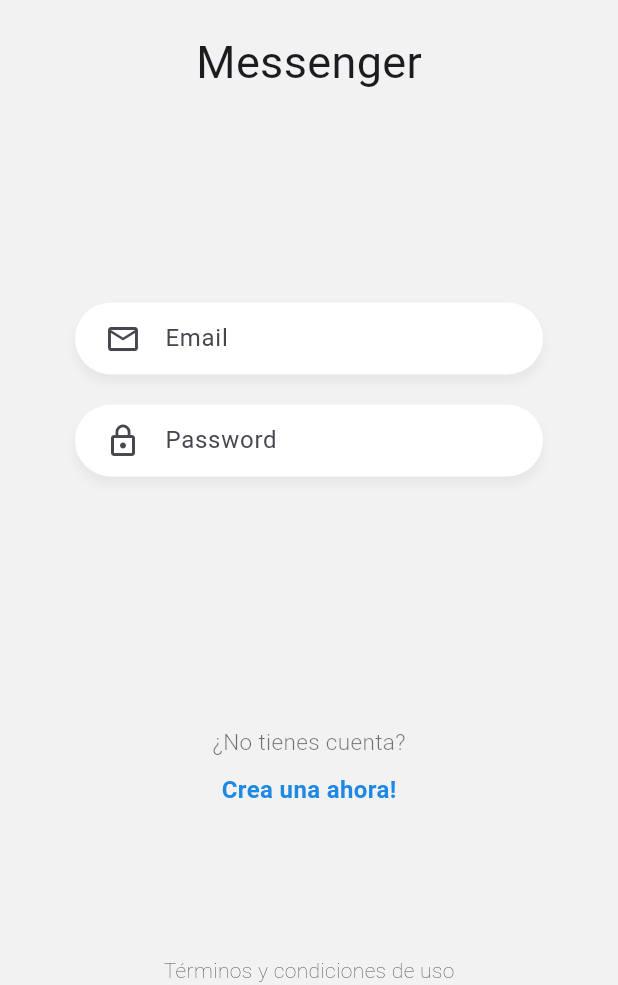
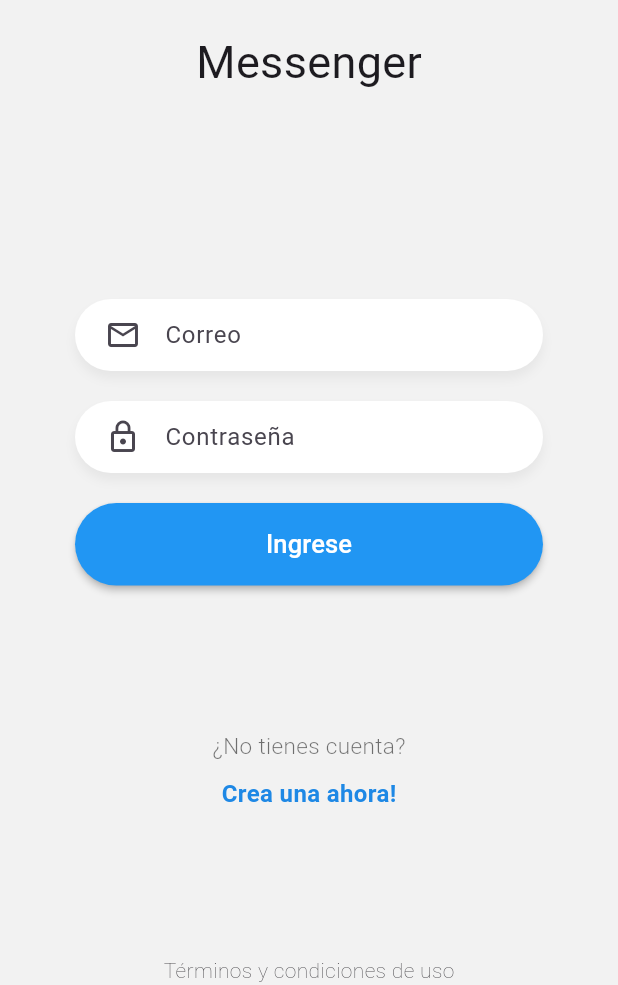
Before and after one commit to goher22/CursoFlutterAvanzado, a Flutter app: the screen it shows after launch, on a phone screen of 412 x 824 dp, the part 251-1236 px from its top. Run offline on Flutter 3.47's test engine with Material 3 defaults, Android fonts, the phone set to English and light mode, and no system bars; our stand-ins replace pie_chart, socket_io_client.

Commit message:
Boton Azul

```diff
--- a/chat/lib/pages/login_page.dart
+++ b/chat/lib/pages/login_page.dart
@@ -1,6 +1,9 @@
 import 'package:flutter/material.dart';
 
+import '../widgets/button_blue.dart';
 import '../widgets/custom_input.dart';
+import '../widgets/labels.dart';
+import '../widgets/logo.dart';
 
 class LoginPage extends StatelessWidget {
   const LoginPage({super.key});
@@ -13,41 +16,15 @@
         child: Column(
           mainAxisAlignment: MainAxisAlignment.spaceBetween,
           children: [
-            _Logo(),
+            const Logo(),
             _Form(),
-            _Labels(),
+            Labels(),
             const Text(
               "Términos y condiciones de uso",
               style: TextStyle(
                 fontWeight: FontWeight.w200,
               ),
             )
-          ],
-        ),
-      ),
-    );
-  }
-}
-
-class _Logo extends StatelessWidget {
-  @override
-  Widget build(BuildContext context) {
-    return Center(
-      child: Container(
-        width: 170,
-        margin: const EdgeInsets.only(top: 50),
-        child: const Column(
-          children: [
-            Image(
-              image: AssetImage("assets/tag-logo.png"),
-            ),
-            SizedBox(
-              height: 20,
-            ),
-            Text(
-              "Messenger",
-              style: TextStyle(fontSize: 30),
-            ),
           ],
         ),
       ),
@@ -73,51 +50,25 @@
         children: [
           CustomInput(
             icon: Icons.mail_outline,
-            placeholder: "Email",
+            placeholder: "Correo",
             keyboardType: TextInputType.emailAddress,
             textController: emailController,
           ),
           CustomInput(
             icon: Icons.lock_outline,
-            placeholder: "Password",
+            placeholder: "Contraseña",
             textController: passwordController,
             isPassword: true,
           ),
-          MaterialButton(onPressed: () {
-            print(emailController.text);
-            print(passwordController.text);
-          }),
+          ButtonBlue(
+            text: 'Ingrese',
+            onPressed: () {
+              print(emailController.text);
+              print(passwordController.text);
+            },
+          ),
         ],
       ),
     );
   }
 }
-
-class _Labels extends StatelessWidget {
-  @override
-  Widget build(BuildContext context) {
-    return Column(
-      children: [
-        const Text(
-          "¿No tienes cuenta?",
-          style: TextStyle(
-            color: Colors.black54,
-            fontSize: 15,
-            fontWeight: FontWeight.w300,
-          ),
-        ),
-        const SizedBox(
-          height: 10,
-        ),
-        Text(
-          "Crea una ahora!",
-          style: TextStyle(
-            color: Colors.blue[600],
-            fontSize: 16,
-            fontWeight: FontWeight.bold,
-          ),
-        )
-      ],
-    );
-  }
-}
--- /dev/null
+++ b/chat/lib/widgets/button_blue.dart
@@ -0,0 +1,36 @@
+import 'package:flutter/material.dart';
+
+class ButtonBlue extends StatelessWidget {
+  final String text;
+  final void Function()? onPressed;
+
+  const ButtonBlue({
+    super.key,
+    required this.text,
+    required this.onPressed,
+  });
+
+  @override
+  Widget build(BuildContext context) {
+    return MaterialButton(
+      elevation: 2,
+      highlightElevation: 5,
+      color: Colors.blue,
+      shape: const StadiumBorder(),
+      onPressed: onPressed,
+      child: SizedBox(
+        width: double.infinity,
+        height: 55,
+        child: Center(
+          child: Text(
+            text,
+            style: const TextStyle(
+              color: Colors.white,
+              fontSize: 17,
+            ),
+          ),
+        ),
+      ),
+    );
+  }
+}
--- /dev/null
+++ b/chat/lib/widgets/labels.dart
@@ -0,0 +1,30 @@
+import 'package:flutter/material.dart';
+
+class Labels extends StatelessWidget {
+  @override
+  Widget build(BuildContext context) {
+    return Column(
+      children: [
+        const Text(
+          "¿No tienes cuenta?",
+          style: TextStyle(
+            color: Colors.black54,
+            fontSize: 15,
+            fontWeight: FontWeight.w300,
+          ),
+        ),
+        const SizedBox(
+          height: 10,
+        ),
+        Text(
+          "Crea una ahora!",
+          style: TextStyle(
+            color: Colors.blue[600],
+            fontSize: 16,
+            fontWeight: FontWeight.bold,
+          ),
+        )
+      ],
+    );
+  }
+}
--- /dev/null
+++ b/chat/lib/widgets/logo.dart
@@ -0,0 +1,29 @@
+import 'package:flutter/material.dart';
+
+class Logo extends StatelessWidget {
+  const Logo({super.key});
+
+  @override
+  Widget build(BuildContext context) {
+    return Center(
+      child: Container(
+        width: 170,
+        margin: const EdgeInsets.only(top: 50),
+        child: const Column(
+          children: [
+            Image(
+              image: AssetImage("assets/tag-logo.png"),
+            ),
+            SizedBox(
+              height: 20,
+            ),
+            Text(
+              "Messenger",
+              style: TextStyle(fontSize: 30),
+            ),
+          ],
+        ),
+      ),
+    );
+  }
+}
```
Also changed, not shown: chat/pubspec.lock, 3 other files.
